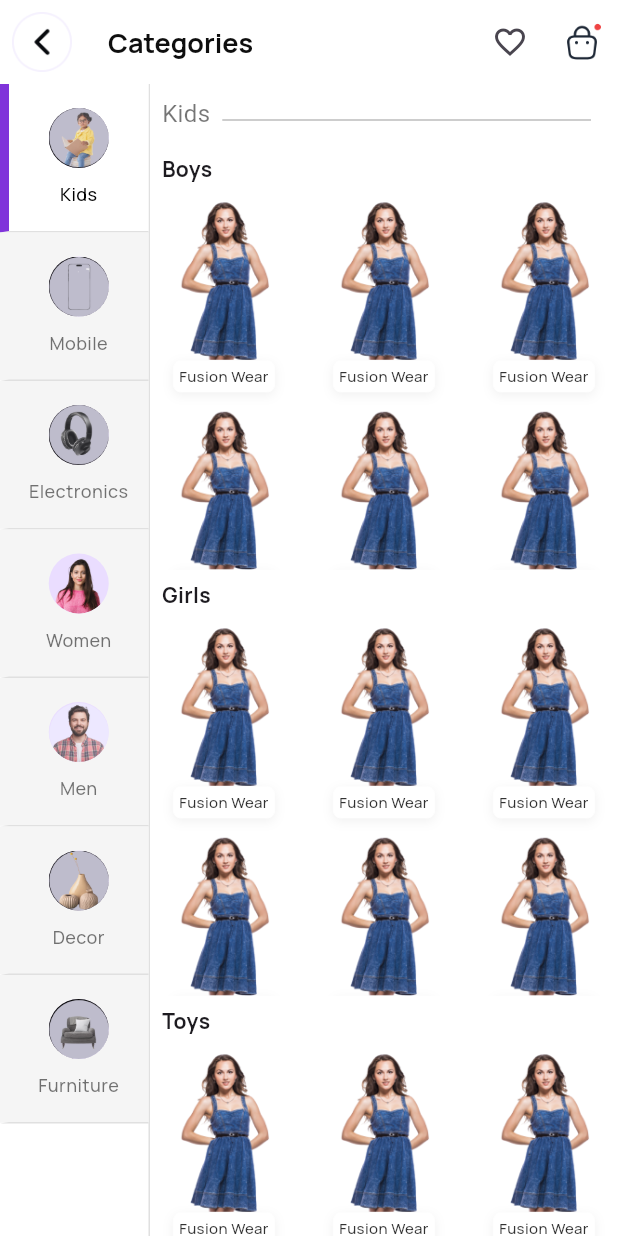
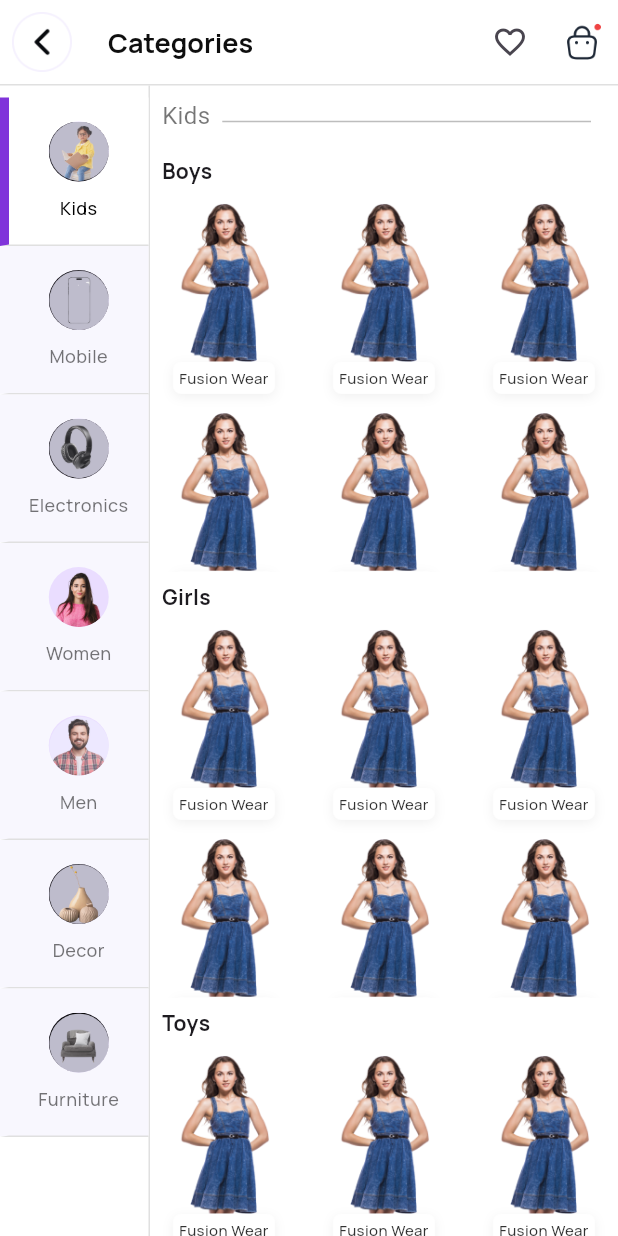
Before and after one commit to jnvshubham7/Category-Selector, a Flutter app: the screen it shows after launch, on a phone screen of 412 x 824 dp. Run offline on Flutter 3.47's test engine with Material 3 defaults, Android fonts, the phone set to English and light mode, and no system bars.

Commit message:
divide4e5 add

```diff
--- a/lib/main.dart
+++ b/lib/main.dart
@@ -73,13 +73,12 @@ class _CategorySelectorState extends State<CategorySelector> {
     return Scaffold(
       appBar: AppBar(
         backgroundColor: Colors.white,
+        scrolledUnderElevation: 0,
         leading: Container(
           // margin: const EdgeInsets.only(left: 10.0),
           child: IconButton(
             icon: Image.asset('assets/back.png', width: 40, height: 40),
-            onPressed: () {
-              // Define your onPressed function here
-            },
+            onPressed: () {},
             // splashRadius: 10,
             tooltip: 'Go back',
           ),
@@ -105,9 +104,17 @@ class _CategorySelectorState extends State<CategorySelector> {
           ),
         ],
       ),
-      body: Row(
+      body: Column(
         children: [
           Container(
+            color: Colors.grey.shade300, // Light grey color for divider
+            height: 1, // Divider thickness
+          ),
+          Expanded(
+            child: Row(
+              children: [
+                Container(
+                  padding: EdgeInsets.symmetric(vertical: 8.0),
                   width: 100,
                   decoration: BoxDecoration(
                     border: Border(
@@ -129,9 +136,12 @@ class _CategorySelectorState extends State<CategorySelector> {
                           },
                           child: Container(
                             decoration: BoxDecoration(
+                              // selcted color white
+                              // unslected color background: #F8F7FE;
                               color: index == _selectedCategoryIndex
                                   ? Colors.white
-                            : Colors.grey[100],
+                                  : Color(0xFFF8F7FE),
+
                               border: Border(
                                 left: BorderSide(
                                   color: index == _selectedCategoryIndex
@@ -145,8 +155,8 @@ class _CategorySelectorState extends State<CategorySelector> {
                                 ),
                               ),
                             ),
-                      padding:
-                          EdgeInsets.symmetric(vertical: 16, horizontal: 8),
+                            padding: EdgeInsets.symmetric(
+                                vertical: 16, horizontal: 8),
                             child: Column(
                               children: [
                                 CircleAvatar(
@@ -155,10 +165,7 @@ class _CategorySelectorState extends State<CategorySelector> {
 
                                       // 'assets/kids.png',
                                       categorizedItems[index]["icon"]),
-
-
                                 ),
-
                                 SizedBox(height: 8),
                                 Text(
                                   categorizedItems[index]["category"],
@@ -195,7 +202,8 @@ class _CategorySelectorState extends State<CategorySelector> {
                           child: Row(
                             children: [
                               Text(
-                          categorizedItems[_selectedCategoryIndex]["category"],
+                                categorizedItems[_selectedCategoryIndex]
+                                    ["category"],
                                 style: TextStyle(
                                   fontSize: 16,
                                   color: Colors.black54,
@@ -204,8 +212,8 @@ class _CategorySelectorState extends State<CategorySelector> {
                               SizedBox(width: 8),
                               Expanded(
                                 child: Padding(
-                            padding:
-                                const EdgeInsets.only(top: 8.0, right: 10.0),
+                                  padding: const EdgeInsets.only(
+                                      top: 8.0, right: 10.0),
                                   child: Divider(
                                     color: Colors.black26,
                                     thickness: 1,
@@ -221,6 +229,9 @@ class _CategorySelectorState extends State<CategorySelector> {
                           CategorySection(subcategory: subcategory),
                       ],
                     ),
+                  ),
+                ),
+              ],
             ),
           ),
         ],
```
Lines whose indentation alone changed are shown as unchanged.
